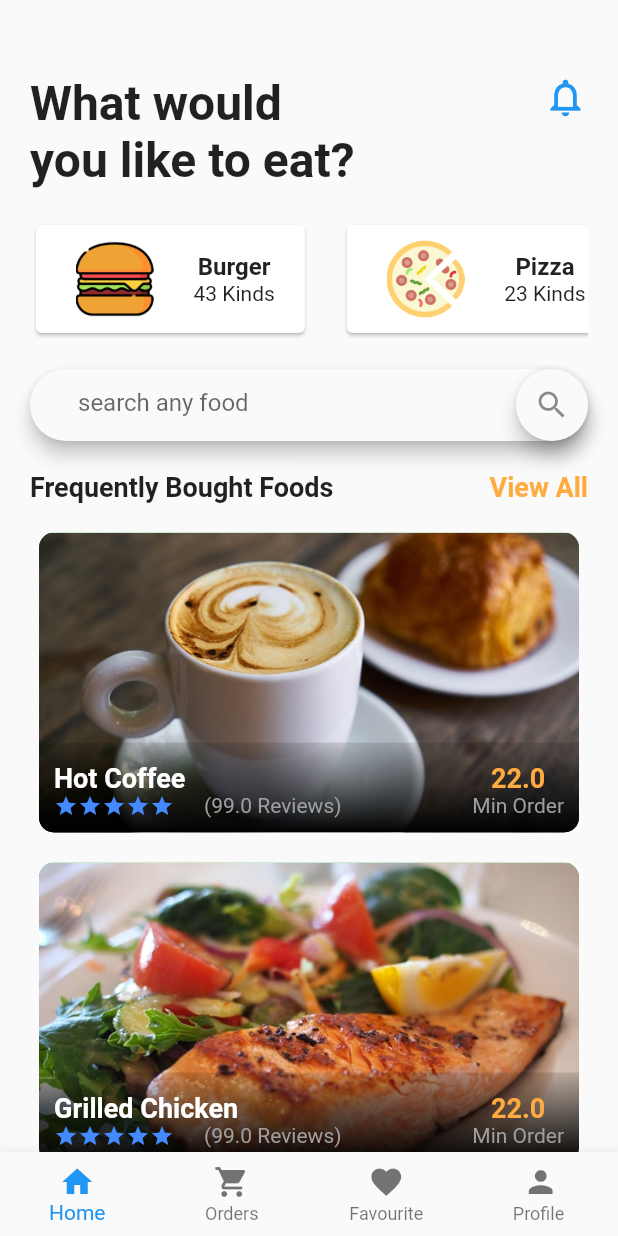
After one commit to orangeztorm/food_delivery, a Flutter app: the screen it shows after launch, on a phone screen of 412 x 824 dp. The commit adds this screen. Run offline on Flutter 3.47's test engine with Material 2 defaults, Android fonts, the phone set to English and light mode, and no system bars.

Commit message:
bottom Navigation

```diff
--- a/lib/src/app.dart
+++ b/lib/src/app.dart
@@ -1,6 +1,6 @@
 import 'package:flutter/material.dart';
+import 'package:food_delivery/src/screens/main_screen.dart';
 
-import 'homeScreen.dart';
 
 class App extends StatelessWidget {
   @override
@@ -11,7 +11,7 @@ class App extends StatelessWidget {
       theme: ThemeData(
         primaryColor: Colors.blueAccent
       ),
-      home: HomeScreen(),
+      home: MainScreen(),
     );
   }
 }
--- a/lib/src/data/food_data.dart
+++ b/lib/src/data/food_data.dart
@@ -1,21 +1,5 @@
-class Food{
-  final String id;
-  final String name;
-  final String imagePath;
-  final String category;
-  final double price;
-  final double discount;
-  final double ratings;
 
-  Food(
-      {this.id,
-      this.name,
-      this.imagePath,
-      this.category,
-      this.price,
-      this.discount,
-      this.ratings});
-}
+import 'package:food_delivery/src/models/food_models.dart';
 
 final foods = [
   Food(
--- /dev/null
+++ b/lib/src/models/food_models.dart
@@ -0,0 +1,18 @@
+class Food{
+  final String id;
+  final String name;
+  final String imagePath;
+  final String category;
+  final double price;
+  final double discount;
+  final double ratings;
+
+  Food(
+      {this.id,
+        this.name,
+        this.imagePath,
+        this.category,
+        this.price,
+        this.discount,
+        this.ratings});
+}
--- /dev/null
+++ b/lib/src/pages/home_page.dart
@@ -0,0 +1,79 @@
+import 'package:flutter/material.dart';
+import 'package:food_delivery/src/data/food_data.dart';
+import 'package:food_delivery/src/models/food_models.dart';
+import 'package:food_delivery/src/widgets/bought_foods.dart';
+import 'package:food_delivery/src/widgets/food_category.dart';
+import 'package:food_delivery/src/widgets/home_top_info.dart';
+import 'package:food_delivery/src/widgets/search_field.dart';
+
+
+
+class HomePage extends StatefulWidget {
+  @override
+  _HomePageState createState() => _HomePageState();
+}
+
+class _HomePageState extends State<HomePage> {
+  List<Food> _foods = foods;
+
+  @override
+  Widget build(BuildContext context) {
+    return Scaffold(
+      body: ListView(
+        shrinkWrap: true,
+        padding: EdgeInsets.only(top: 50.0, left: 20.0, right: 20.0),
+        children: [
+          HomeTopInfo(),
+          FoodCategory(),
+          SizedBox(
+            height: 20.0,
+          ),
+          SearchField(),
+          SizedBox(
+            height: 20.0,
+          ),
+          Row(
+            mainAxisAlignment: MainAxisAlignment.spaceBetween,
+            children: [
+              Text(
+                "Frequently Bought Foods",
+                style: TextStyle(fontSize: 18.0, fontWeight: FontWeight.bold),
+              ),
+              GestureDetector(
+                onTap: () {},
+                child: Text(
+                  "View All",
+                  style: TextStyle(
+                      fontSize: 18.0,
+                      fontWeight: FontWeight.bold,
+                      color: Colors.orangeAccent),
+                ),
+              )
+            ],
+          ),
+          SizedBox(
+            height: 20.0,
+          ),
+          Column(
+            children: _foods.map((e) => _buildFoodItems(e)).toList(),
+          )
+        ],
+      ),
+    );
+  }
+}
+
+Widget _buildFoodItems(Food food) {
+  return Container(
+    margin: EdgeInsets.only(bottom: 20.0),
+    child: BoughtFoods(
+      imagePath: food.imagePath,
+      category: food.category,
+      id: food.id,
+      ratings: food.ratings,
+      discount: food.discount,
+      name: food.name,
+      price: food.price,
+    ),
+  );
+}
--- /dev/null
+++ b/lib/src/pages/order_page.dart
@@ -0,0 +1,19 @@
+ import 'package:flutter/material.dart';
+
+class Order extends StatefulWidget {
+  const Order({Key key}) : super(key: key);
+
+  @override
+  _OrderState createState() => _OrderState();
+}
+
+class _OrderState extends State<Order> {
+  @override
+  Widget build(BuildContext context) {
+    return Container(
+      child: Center(
+        child: Text('order page'),
+      ),
+    );
+  }
+}
--- /dev/null
+++ b/lib/src/screens/main_screen.dart
@@ -0,0 +1,56 @@
+import 'package:flutter/material.dart';
+import 'package:food_delivery/src/pages/favourite_page.dart';
+import 'package:food_delivery/src/pages/home_page.dart';
+import 'package:food_delivery/src/pages/order_page.dart';
+import 'package:food_delivery/src/pages/profile_page.dart';
+
+class MainScreen extends StatefulWidget {
+  const MainScreen({Key key}) : super(key: key);
+
+  @override
+  _MainScreenState createState() => _MainScreenState();
+}
+
+class _MainScreenState extends State<MainScreen> {
+  int currentTabIndex = 0;
+  HomePage homePage;
+  Order orderPage;
+  FavouritePage favouritePage;
+  ProfilePage profilePage;
+  List<Widget> pages;
+  Widget currentPage;
+
+  @override
+  void initState() {
+    super.initState();
+    homePage = HomePage();
+    orderPage = Order();
+    favouritePage = FavouritePage();
+    profilePage = ProfilePage();
+    pages = [homePage,orderPage, favouritePage, profilePage];
+
+    currentPage = homePage;
+  }
+  @override
+  Widget build(BuildContext context) {
+    return Scaffold(
+      bottomNavigationBar: BottomNavigationBar(
+        onTap: (index){
+          setState(() {
+            currentTabIndex = index;
+            currentPage = pages[index];
+          });
+        },
+        currentIndex: currentTabIndex,
+        type: BottomNavigationBarType.fixed,
+        items: <BottomNavigationBarItem>[
+          BottomNavigationBarItem(icon: Icon(Icons.home),label: "Home"),
+          BottomNavigationBarItem(icon: Icon(Icons.shopping_cart),label: "Orders"),
+          BottomNavigationBarItem(icon: Icon(Icons.favorite),label: "Favourite"),
+          BottomNavigationBarItem(icon: Icon(Icons.person),label: "Profile "),
+        ],
+      ),
+      body: currentPage,
+    );
+  }
+}
```
Also changed, not shown: lib/src/homeScreen.dart (deleted, +0 -77 lines), lib/src/pages/favourite_page.dart (added, +19 -0 lines), lib/src/pages/profile_page.dart (added, +19 -0 lines).
